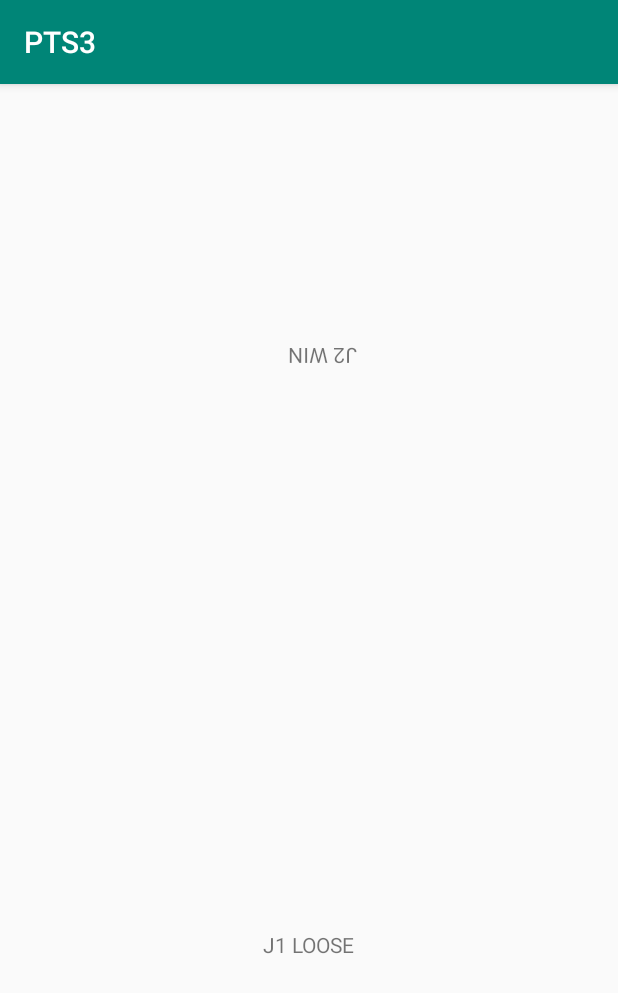
After one commit to i182317/PTS3, an Android app: the EndGame_Activity screen opened directly, with no data from a screen before it, on a phone screen of 412 x 824 dp. The commit adds this screen. Shown: the top 993 px of the screen. Run offline under Robolectric (Android 15) with nearby library versions, the phone set to English and light mode, and no system bars.

Commit message:
Fin du jeu 1

```diff
--- /dev/null
+++ b/Sensei/app/src/main/java/com/example/pts3/activity/EndGame_Activity.java
@@ -0,0 +1,33 @@
+package com.example.pts3.activity;
+
+import androidx.appcompat.app.AppCompatActivity;
+
+import android.content.Intent;
+import android.os.Bundle;
+import android.widget.TextView;
+
+import com.example.pts3.R;
+
+public class EndGame_Activity extends AppCompatActivity {
+    public TextView textJ1,textJ2;
+    private boolean test;
+
+    @Override
+    protected void onCreate(Bundle savedInstanceState) {
+        super.onCreate(savedInstanceState);
+        setContentView(R.layout.activity_end_game_);
+        textJ1 = (TextView) findViewById(R.id.textJ1);
+        textJ2 = (TextView) findViewById(R.id.textJ2);
+
+        Intent intent = getIntent();
+        test=intent.getBooleanExtra("test",false);
+        if(test){
+            textJ1.setText("J1 WIN");
+            textJ2.setText("J2 LOOSE");
+        }else {
+            textJ2.setText("J2 WIN");
+            textJ1.setText("J1 LOOSE");
+        }
+
+    }
+}
--- a/Sensei/app/src/main/java/com/example/pts3/classes/PersoRouge.java
+++ b/Sensei/app/src/main/java/com/example/pts3/classes/PersoRouge.java
@@ -7,7 +7,7 @@ import com.example.pts3.activity.Game_Activity;
 import com.example.pts3.interfaces.IPerso;
 import com.example.pts3.interfaces.IPiece;
 
-class PersoRouge implements IPerso {
+public class PersoRouge implements IPerso {
 
     private ImageView img;
     private char drawable = 'R';
--- a/Sensei/app/src/main/java/com/example/pts3/classes/PersoVert.java
+++ b/Sensei/app/src/main/java/com/example/pts3/classes/PersoVert.java
@@ -6,7 +6,7 @@ import com.example.pts3.R;
 import com.example.pts3.activity.Game_Activity;
 import com.example.pts3.interfaces.IPerso;
 
-class PersoVert implements IPerso {
+public class PersoVert implements IPerso {
 
     private ImageView img;
     private char drawable = 'V';
--- /dev/null
+++ b/Sensei/app/src/main/res/layout/activity_end_game_.xml
@@ -0,0 +1,31 @@
+<?xml version="1.0" encoding="utf-8"?>
+<androidx.constraintlayout.widget.ConstraintLayout xmlns:android="http://schemas.android.com/apk/res/android"
+    xmlns:app="http://schemas.android.com/apk/res-auto"
+    xmlns:tools="http://schemas.android.com/tools"
+    android:layout_width="match_parent"
+    android:layout_height="match_parent"
+    tools:context=".activity.EndGame_Activity">
+
+    <TextView
+        android:id="@+id/textJ2"
+        android:layout_width="63dp"
+        android:layout_height="23dp"
+        android:rotation="180"
+        android:text="TextView"
+        app:layout_constraintBottom_toBottomOf="parent"
+        app:layout_constraintEnd_toEndOf="parent"
+        app:layout_constraintStart_toStartOf="parent"
+        app:layout_constraintTop_toTopOf="parent"
+        app:layout_constraintVertical_bias="0.226" />
+
+    <TextView
+        android:id="@+id/textJ1"
+        android:layout_width="wrap_content"
+        android:layout_height="wrap_content"
+        android:text="TextView"
+        app:layout_constraintBottom_toBottomOf="parent"
+        app:layout_constraintEnd_toEndOf="parent"
+        app:layout_constraintStart_toStartOf="parent"
+        app:layout_constraintTop_toBottomOf="@+id/textJ2"
+        app:layout_constraintVertical_bias="0.669" />
+</androidx.constraintlayout.widget.ConstraintLayout>
```
Also changed, not shown: Sensei/app/src/main/AndroidManifest.xml (+6 -1 lines), Sensei/app/src/main/java/com/example/pts3/activity/Game_Activity.java (+30 -0 lines), 1 other file.
